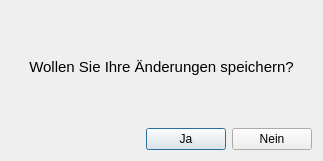
First picture: the form in sure.ui, repository Snickers03/KlassenkassenManager, before the edit.
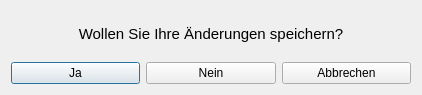
Second picture: the form after the edit.

What changed in the file:
```diff
--- a/sure.ui
+++ b/sure.ui
@@ -6,8 +6,8 @@
    <rect>
     <x>0</x>
     <y>0</y>
-    <width>323</width>
-    <height>161</height>
+    <width>422</width>
+    <height>95</height>
    </rect>
   </property>
   <property name="windowTitle">
@@ -34,19 +34,6 @@
    </item>
    <item>
     <layout class="QHBoxLayout" name="horizontalLayout">
-     <item>
-      <spacer name="horizontalSpacer">
-       <property name="orientation">
-        <enum>Qt::Horizontal</enum>
-       </property>
-       <property name="sizeHint" stdset="0">
-        <size>
-         <width>22</width>
-         <height>20</height>
-        </size>
-       </property>
-      </spacer>
-     </item>
      <item>
       <widget class="QPushButton" name="quitYes">
        <property name="text">
@@ -61,6 +48,13 @@
        </property>
       </widget>
      </item>
+     <item>
+      <widget class="QPushButton" name="cancelPushButton">
+       <property name="text">
+        <string>Abbrechen</string>
+       </property>
+      </widget>
+     </item>
     </layout>
    </item>
   </layout>
```
